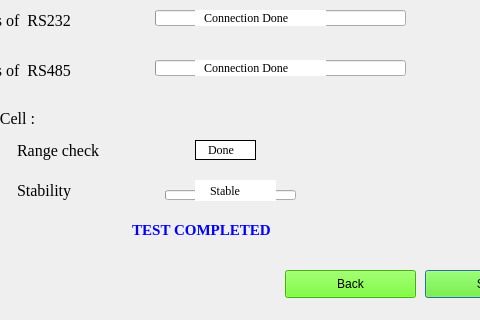
Qt form secondDialog.ui (maharaja1510/UI) before a commit; both pictures show x 195 to 675 and y 160 to 480 of the 800 by 480 pixel window.
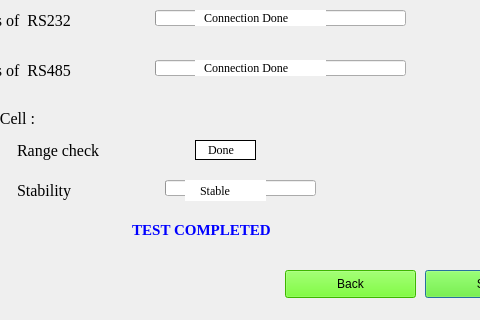
The same form after that commit.

What changed in the file:
```diff
--- a/secondDialog.ui
+++ b/secondDialog.ui
@@ -249,9 +249,9 @@
    <property name="geometry">
     <rect>
      <x>360</x>
-     <y>350</y>
-     <width>131</width>
-     <height>10</height>
+     <y>340</y>
+     <width>151</width>
+     <height>16</height>
     </rect>
    </property>
    <property name="value">
@@ -261,7 +261,7 @@
   <widget class="QLabel" name="stablecomplelabel">
    <property name="geometry">
     <rect>
-     <x>390</x>
+     <x>380</x>
      <y>340</y>
      <width>81</width>
      <height>21</height>
```
Left out of the diff: 20 changed lines with no effect on the pictures.
